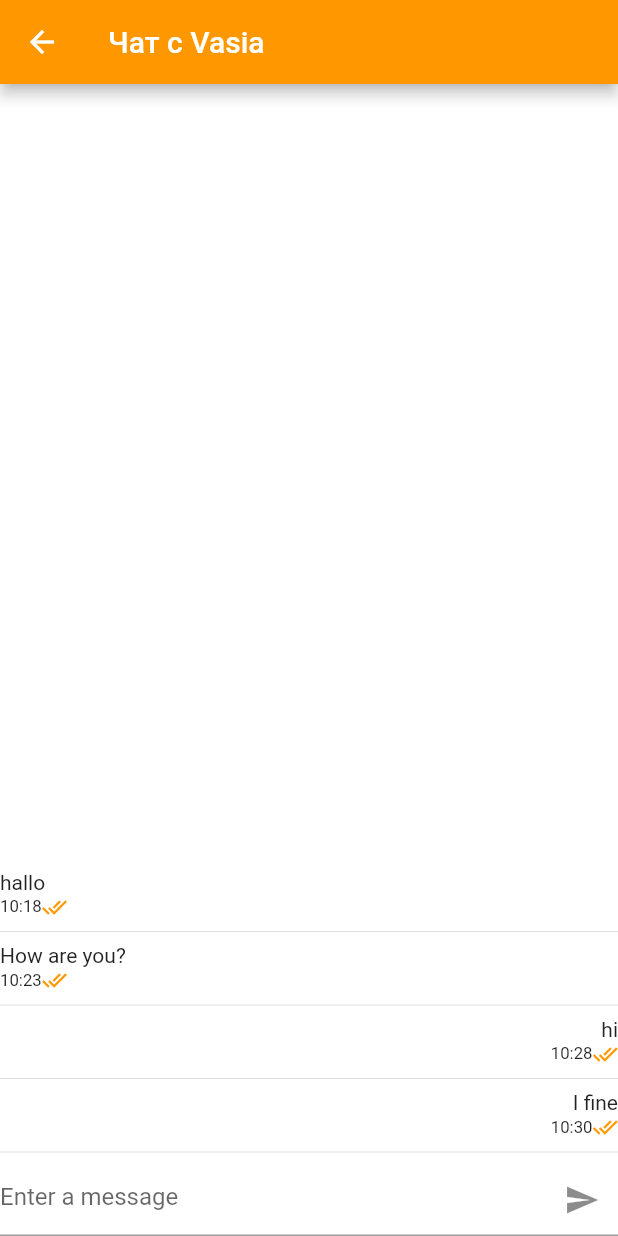
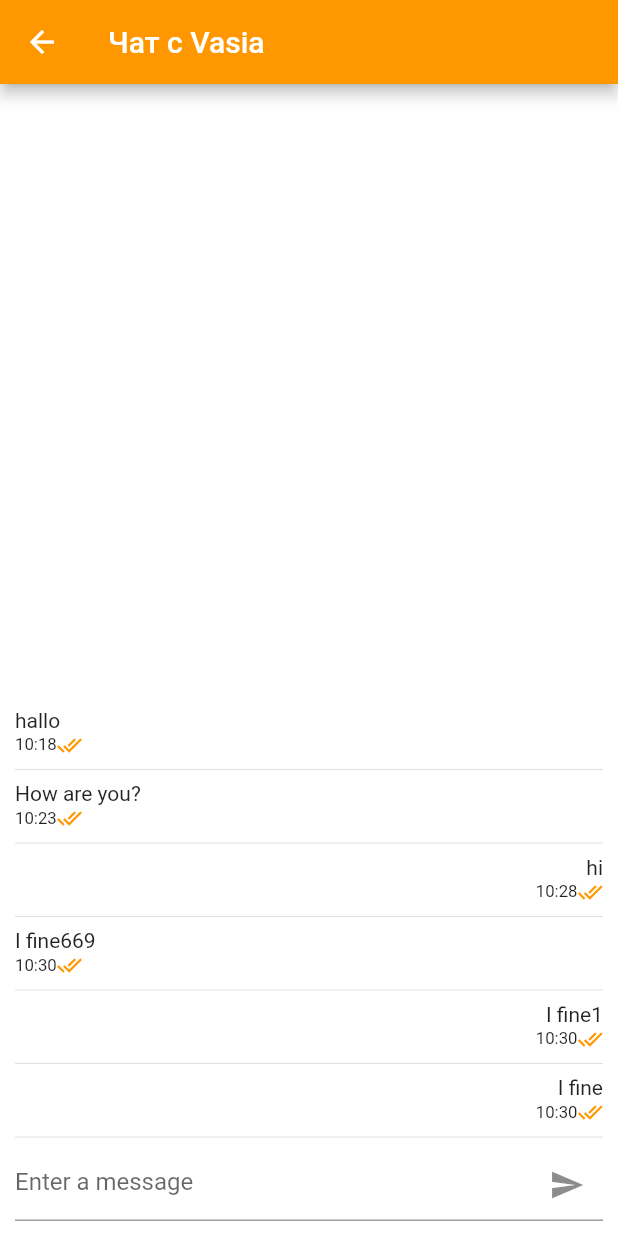
Before and after one commit to k-grisha/flutter_app, a Flutter app: the ChatView screen opened by its route, on a phone screen of 412 x 824 dp. Run offline on Flutter 3.47's test engine with Material 2 defaults, Android fonts, the phone set to English and light mode, and no system bars; our stand-ins replace dio, google_maps_flutter, logger, retrofit, shared_preferences, sqflite; missing offline and left inert: google_maps_cluster_manager, sqlite_viewer; accounts and stored records are empty; generated files the repository leaves out were written again.

Commit message:
message repository

```diff
--- a/lib/client/chat-clietn.dart
+++ b/lib/client/chat-clietn.dart
@@ -1,4 +1,5 @@
 import 'package:dio/dio.dart';
+import 'package:flutter_app/dto/message-dto-response.dart';
 import 'package:retrofit/retrofit.dart';
 
 import '../dto/user-dto-response.dart';
@@ -12,4 +13,9 @@ abstract class ChatClient {
 
   @POST("/user")
   Future<UserDtoResponse> createUser(@Body() UserDto userDto);
+
+  @GET("/message/{uuid}")
+  Future<MessageDtoResponse> getMessage(@Path("uuid") String uuid);
+
+
 }
--- a/lib/client/map-client.dart
+++ b/lib/client/map-client.dart
@@ -4,7 +4,7 @@ import 'package:retrofit/retrofit.dart';
 
 part 'map-client.g.dart';
 
-@RestApi(baseUrl: "http://192.168.31.152:8010/api/v1")
+@RestApi(baseUrl: "http://192.168.31.154:8010/api/v1")
 abstract class MapClient {
   factory MapClient(Dio dio, {String baseUrl}) = _MapClient;
 
--- a/lib/model/chat-message.dart
+++ b/lib/model/chat-message.dart
@@ -1,10 +1,21 @@
 class ChatMessage {
-  String fromUuid;
-  String toUuid;
+  int id;
+  String sender;
+  String recipient;
   String message;
   DateTime received;
 
-  ChatMessage(this.fromUuid, this.toUuid, this.message, [DateTime received]) {
+  ChatMessage(this.id, this.sender, this.recipient, this.message, [DateTime received]) {
     this.received = received ?? DateTime.now();
   }
+
+  Map<String, dynamic> toMap() {
+    return {
+      'id': id,
+      'sender': sender,
+      'recipient': recipient,
+      'message': message,
+      'received': received.toIso8601String(),
+    };
+  }
 }
--- a/lib/service/chat-message-service.dart
+++ b/lib/service/chat-message-service.dart
@@ -1,20 +1,20 @@
 import 'package:flutter_app/model/chat-message.dart';
+import 'package:flutter_app/repository/message-repository.dart';
 
 class ChatMessageService {
   final List<ChatMessage> _messages = [
-    ChatMessage("b", "a", "hallo", DateTime.now().subtract(Duration(minutes: 12))),
-    ChatMessage("b", "a", "How are you?", DateTime.now().subtract(Duration(minutes: 7))),
-    ChatMessage("a", "b", "hi", DateTime.now().subtract(Duration(minutes: 2))),
-    ChatMessage("a", "b", "I fine"),
-    // ChatMessage("a", "b", "I fine1"),
-    // ChatMessage("a", "b", "I fine2"),
-    // ChatMessage("a", "b", "I fine3"),
-    // ChatMessage("a", "b", "I fine4"),
-    // ChatMessage("a", "b", "I fine5"),
-    // ChatMessage("a", "b", "I fine6"),
+    ChatMessage(1, "b", "a", "hallo", DateTime.now().subtract(Duration(minutes: 12))),
+    ChatMessage(2, "b", "a", "How are you?", DateTime.now().subtract(Duration(minutes: 7))),
+    ChatMessage(3, "a", "b", "hi", DateTime.now().subtract(Duration(minutes: 2))),
+    ChatMessage(4, "a", "b", "I fine"),
+    ChatMessage(5, "a", "b", "I fine1"),
+    ChatMessage(6, "b", "a", "I fine669"),
   ];
+  MessageRepository _messageRepository;
 
   ChatMessageService() {
+    _messageRepository = new MessageRepository();
+    // _messageRepository.save(ChatMessage(999, "a", "b", "msg"));
     _messages.sort((a, b) => b.received.compareTo(a.received));
   }
 
@@ -30,7 +30,7 @@ class ChatMessageService {
   }
 
   addMessage(String message) {
-    _messages.add(ChatMessage("a", "b", message));
+    _messages.add(ChatMessage(99, "a", "b", message));
     _messages.sort((a, b) => b.received.compareTo(a.received));
   }
 }
--- a/lib/service/common.dart
+++ b/lib/service/common.dart
@@ -1,7 +1,7 @@
 class Common {
   static const String CONFIG_MY_UUID = "my_config";
 
-  static const String POINT_SERVICE = "http://192.168.31.152:8010";
+  static const String POINT_SERVICE = "http://192.168.31.154:8010";
   static const String POINT_URL = POINT_SERVICE + "/api/v1/point1";
 
   static const String CHAT_SERVICE = "http://192.168.31.154:8020";
--- a/lib/service/position-service.dart
+++ b/lib/service/position-service.dart
@@ -9,6 +9,7 @@ class PositionService {
     while (true) {
       String myUuid = prefs.getString(Common.CONFIG_MY_UUID);
       if (myUuid != null) {
+        // todo allocate a position and send to the server
         print("Send position");
       } else {
         print("position not send, cause not registered");
--- a/lib/views/chat-view.dart
+++ b/lib/views/chat-view.dart
@@ -24,6 +24,7 @@ class ChatWidgetState extends State<ChatView> {
         ),
         body: Container(
           color: Colors.white,
+          padding: EdgeInsets.all(10.0),
           child: Column(
             children: [getChatMessages(), getSendMessageFormWidget()],
           ),
@@ -38,7 +39,7 @@ class ChatWidgetState extends State<ChatView> {
         itemBuilder: (context, index) {
           var msg = _chatMessageService.getMessagesFrom(_opponentUuid, index);
           return Column(
-            crossAxisAlignment: msg.fromUuid == _myUuid ? CrossAxisAlignment.end : CrossAxisAlignment.start,
+            crossAxisAlignment: msg.sender == _myUuid ? CrossAxisAlignment.end : CrossAxisAlignment.start,
             children: <Widget>[
               Text(msg.message, style: DefaultTextStyle.of(context).style.apply(fontSizeFactor: 1)),
               Row(
--- a/lib/views/settings-view.dart
+++ b/lib/views/settings-view.dart
@@ -52,7 +52,7 @@ class SettingsViewState extends State with WidgetsBindingObserver {
                         _registerNewUser(context);
                       }
                     },
-                    child: Text('Проверить'),
+                    child: Text('Регистрация'),
                     color: Colors.blue,
                     textColor: Colors.white,
                   )
--- a/pubspec.yaml
+++ b/pubspec.yaml
@@ -33,6 +33,8 @@ dependencies:
   shared_preferences: ^0.5.12
   retrofit: ^1.3.4+1
   json_annotation: ^3.1.0
+  sqflite: ^1.3.0
+  sqlite_viewer: ^1.0.3
 
   # The following adds the Cupertino Icons font to your application.
   # Use with the CupertinoIcons class for iOS style icons.
```
Also changed, not shown: lib/dto/message-dto-response.dart (added, +19 -0 lines), lib/dto/message-dto.dart (added, +17 -0 lines), lib/repository/message-repository.dart (added, +34 -0 lines), lib/views/map-view.dart (+15 -0 lines), lib/client/chat-clietn.g.dart, lib/client/map-client.g.dart, lib/dto/message-dto-response.g.dart (added), lib/dto/message-dto.g.dart (added), pubspec.lock.
